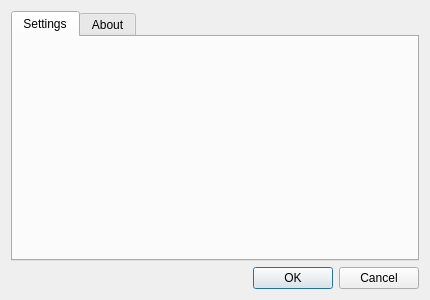
Old version of the form src/ckb/animsettingdialog.ui in the repository ckb-next/ckb-next.
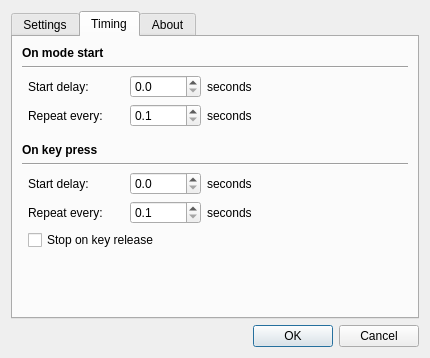
New version of the form. The open tabs and pages were chosen to show the change.

Commit message: Multi-color animations More timing options for animations (start delay, limited repeats, stop on key release) Internal timing is more precise (multiple animations shouldn't desync anymore) (OSX) No longer shows dock icon

Patch:
```diff
--- a/src/ckb/animsettingdialog.ui
+++ b/src/ckb/animsettingdialog.ui
@@ -7,7 +7,7 @@
     <x>0</x>
     <y>0</y>
     <width>430</width>
-    <height>300</height>
+    <height>358</height>
    </rect>
   </property>
   <property name="minimumSize">
@@ -39,7 +39,252 @@
       <attribute name="title">
        <string>Settings</string>
       </attribute>
-      <layout class="QGridLayout" name="settingsGrid"/>
+      <layout class="QGridLayout" name="settingsGrid">
+       <item row="0" column="1">
+        <widget class="QLabel" name="label_2">
+         <property name="text">
+          <string>Name:</string>
+         </property>
+        </widget>
+       </item>
+       <item row="0" column="2">
+        <spacer name="horizontalSpacer_3">
+         <property name="orientation">
+          <enum>Qt::Horizontal</enum>
+         </property>
+         <property name="sizeType">
+          <enum>QSizePolicy::Fixed</enum>
+         </property>
+         <property name="sizeHint" stdset="0">
+          <size>
+           <width>15</width>
+           <height>0</height>
+          </size>
+         </property>
+        </spacer>
+       </item>
+       <item row="0" column="3" colspan="3">
+        <widget class="QLineEdit" name="animName"/>
+       </item>
+      </layout>
+     </widget>
+     <widget class="QWidget" name="timeTab">
+      <attribute name="title">
+       <string>Timing</string>
+      </attribute>
+      <layout class="QGridLayout" name="timeGrid">
+       <item row="9" column="4">
+        <widget class="QLabel" name="kpRepeatLabel_2">
+         <property name="text">
+          <string>seconds</string>
+         </property>
+        </widget>
+       </item>
+       <item row="13" column="1">
+        <spacer name="verticalSpacer_2">
+         <property name="orientation">
+          <enum>Qt::Vertical</enum>
+         </property>
+         <property name="sizeHint" stdset="0">
+          <size>
+           <width>20</width>
+           <height>40</height>
+          </size>
+         </property>
+        </spacer>
+       </item>
+       <item row="8" column="1">
+        <widget class="QLabel" name="label_12">
+         <property name="text">
+          <string>Start delay:</string>
+         </property>
+        </widget>
+       </item>
+       <item row="2" column="1">
+        <widget class="QLabel" name="label_10">
+         <property name="text">
+          <string>Start delay:</string>
+         </property>
+        </widget>
+       </item>
+       <item row="2" column="3">
+        <widget class="QDoubleSpinBox" name="delayBox">
+         <property name="decimals">
+          <number>1</number>
+         </property>
+         <property name="maximum">
+          <double>86400.000000000000000</double>
+         </property>
+        </widget>
+       </item>
+       <item row="6" column="0" colspan="6">
+        <widget class="QLabel" name="label_6">
+         <property name="text">
+          <string>&lt;b&gt;On key press&lt;/b&gt;</string>
+         </property>
+        </widget>
+       </item>
+       <item row="7" column="0" colspan="6">
+        <widget class="Line" name="line_2">
+         <property name="orientation">
+          <enum>Qt::Horizontal</enum>
+         </property>
+        </widget>
+       </item>
+       <item row="8" column="3">
+        <widget class="QDoubleSpinBox" name="kpDelayBox">
+         <property name="decimals">
+          <number>1</number>
+         </property>
+         <property name="maximum">
+          <double>86400.000000000000000</double>
+         </property>
+        </widget>
+       </item>
+       <item row="1" column="0" colspan="6">
+        <widget class="Line" name="line">
+         <property name="orientation">
+          <enum>Qt::Horizontal</enum>
+         </property>
+        </widget>
+       </item>
+       <item row="2" column="4">
+        <widget class="QLabel" name="label_8">
+         <property name="text">
+          <string>seconds</string>
+         </property>
+        </widget>
+       </item>
+       <item row="0" column="0" colspan="6">
+        <widget class="QLabel" name="label_4">
+         <property name="text">
+          <string>&lt;b&gt;On mode start&lt;/b&gt;</string>
+         </property>
+        </widget>
+       </item>
+       <item row="5" column="1">
+        <spacer name="verticalSpacer_3">
+         <property name="orientation">
+          <enum>Qt::Vertical</enum>
+         </property>
+         <property name="sizeType">
+          <enum>QSizePolicy::Fixed</enum>
+         </property>
+         <property name="sizeHint" stdset="0">
+          <size>
+           <width>0</width>
+           <height>10</height>
+          </size>
+         </property>
+        </spacer>
+       </item>
+       <item row="11" column="1" colspan="4">
+        <widget class="QCheckBox" name="kpReleaseBox">
+         <property name="text">
+          <string>Stop on key release</string>
+         </property>
+        </widget>
+       </item>
+       <item row="2" column="5">
+        <spacer name="horizontalSpacer_4">
+         <property name="orientation">
+          <enum>Qt::Horizontal</enum>
+         </property>
+         <property name="sizeHint" stdset="0">
+          <size>
+           <width>40</width>
+           <height>20</height>
+          </size>
+         </property>
+        </spacer>
+       </item>
+       <item row="8" column="4">
+        <widget class="QLabel" name="label_13">
+         <property name="text">
+          <string>seconds</string>
+         </property>
+        </widget>
+       </item>
+       <item row="9" column="3">
+        <widget class="QDoubleSpinBox" name="kpRepeatBox">
+         <property name="decimals">
+          <number>1</number>
+         </property>
+         <property name="minimum">
+          <double>0.100000000000000</double>
+         </property>
+         <property name="maximum">
+          <double>86400.000000000000000</double>
+         </property>
+        </widget>
+       </item>
+       <item row="3" column="4">
+        <widget class="QLabel" name="repeatLabel_2">
+         <property name="text">
+          <string>seconds</string>
+         </property>
+        </widget>
+       </item>
+       <item row="3" column="1">
+        <widget class="QLabel" name="repeatLabel">
+         <property name="text">
+          <string>Repeat every:</string>
+         </property>
+        </widget>
+       </item>
+       <item row="3" column="3">
+        <widget class="QDoubleSpinBox" name="repeatBox">
+         <property name="decimals">
+          <number>1</number>
+         </property>
+         <property name="minimum">
+          <double>0.100000000000000</double>
+         </property>
+         <property name="maximum">
+          <double>86400.000000000000000</double>
+         </property>
+        </widget>
+       </item>
+       <item row="9" column="1">
+        <widget class="QLabel" name="kpRepeatLabel">
+         <property name="text">
+          <string>Repeat every:</string>
+         </property>
+        </widget>
+       </item>
+       <item row="4" column="2">
+        <spacer name="horizontalSpacer_5">
+         <property name="orientation">
+          <enum>Qt::Horizontal</enum>
+         </property>
+         <property name="sizeType">
+          <enum>QSizePolicy::Fixed</enum>
+         </property>
+         <property name="sizeHint" stdset="0">
+          <size>
+           <width>15</width>
+           <height>0</height>
+          </size>
+         </property>
+        </spacer>
+       </item>
+       <item row="10" column="2">
+        <spacer name="horizontalSpacer_6">
+         <property name="orientation">
+          <enum>Qt::Horizontal</enum>
+         </property>
+         <property name="sizeType">
+          <enum>QSizePolicy::Fixed</enum>
+         </property>
+         <property name="sizeHint" stdset="0">
+          <size>
+           <width>0</width>
+           <height>0</height>
+          </size>
+         </property>
+        </spacer>
+       </item>
+      </layout>
      </widget>
      <widget class="QWidget" name="infoTab">
       <attribute name="title">
```
Left out of the diff: 3 changed lines with no effect on the pictures. The commit also changes 27 other files.
